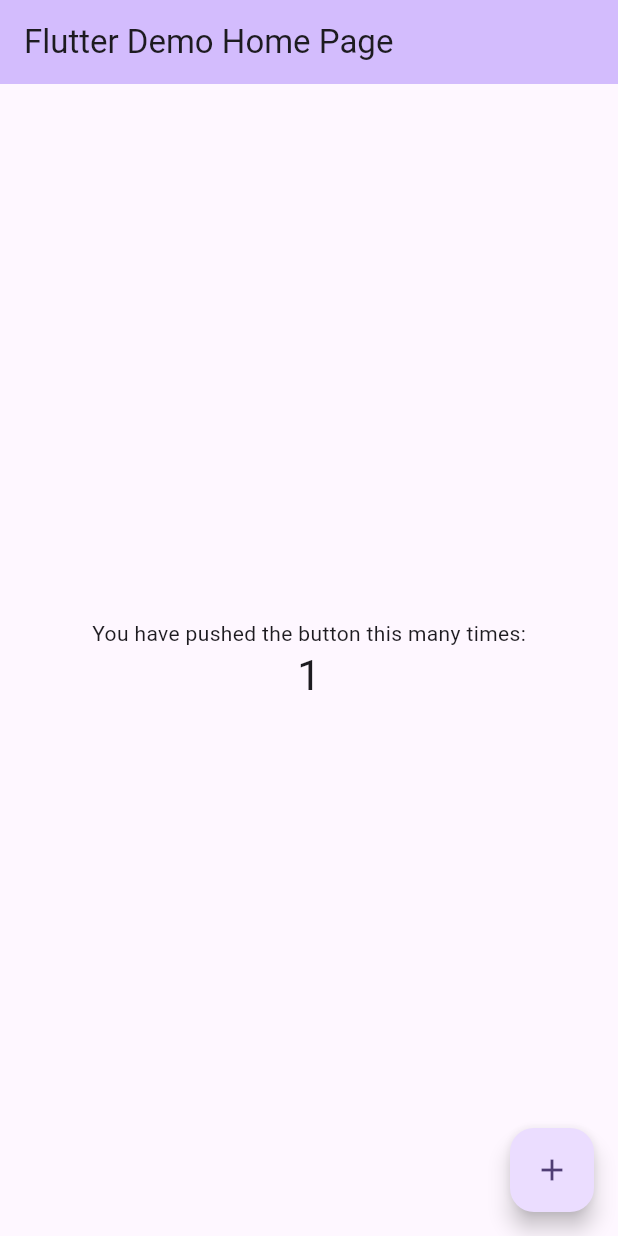
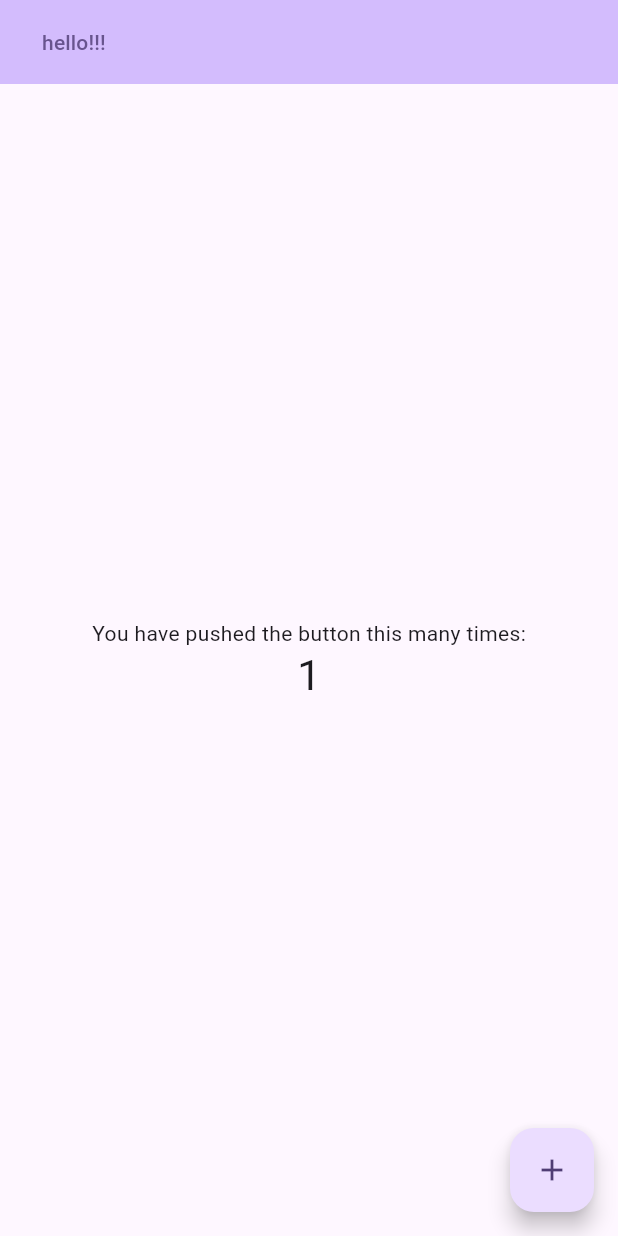
Before and after one commit to jostinakkara/todoApp, a Flutter app: the screen it shows after launch, after a tap on the "add" icon, on a phone screen of 412 x 824 dp. Run offline on Flutter 3.47's test engine with Material 2 defaults, Android fonts, the phone set to English and light mode, and no system bars; our stand-ins replace firebase_core, firebase_crashlytics, go_router; accounts and stored records are empty; generated files the repository leaves out were written again.

```diff
--- /dev/null
+++ b/lib/application/app/basic_app.dart
@@ -0,0 +1,90 @@
+import 'package:firebase_crashlytics/firebase_crashlytics.dart';
+import 'package:flutter/material.dart';
+import 'package:flutter_localizations/flutter_localizations.dart';
+
+class BasicApp extends StatelessWidget {
+  const BasicApp({super.key});
+
+  // This widget is the root of your application.
+  @override
+  Widget build(BuildContext context) {
+    return MaterialApp(
+      home: MyHomePage(),
+      title: 'Flutter Demo',
+
+      theme: ThemeData(
+
+        colorScheme: ColorScheme.fromSeed(seedColor: Colors.deepPurple),
+        useMaterial3: true,
+      ),
+      darkTheme:  ThemeData(
+
+        colorScheme: ColorScheme.fromSeed(seedColor: Colors.deepOrange),
+        useMaterial3: true,
+      ),
+      localizationsDelegates:  const [
+        GlobalMaterialLocalizations.delegate,
+        GlobalWidgetsLocalizations.delegate
+
+      ],
+      themeMode: ThemeMode.system,
+    );
+  }
+}
+
+class MyHomePage extends StatefulWidget {
+  const MyHomePage({super.key});
+
+
+
+
+  @override
+  State<MyHomePage> createState() => _MyHomePageState();
+}
+
+class _MyHomePageState extends State<MyHomePage> {
+  int _counter = 0;
+
+  void _incrementCounter() {
+    setState(() {
+FirebaseCrashlytics.instance.crash();
+      _counter++;
+    });
+  }
+
+  @override
+  Widget build(BuildContext context) {
+
+    return Scaffold(
+      appBar: AppBar(
+
+        backgroundColor: Theme.of(context).colorScheme.inversePrimary,
+
+        title: TextButton(onPressed: () {
+          FirebaseCrashlytics.instance.crash();
+        },child: const Text("hello!!!")),
+      ),
+      body: Center(
+
+        child: Column(
+
+          mainAxisAlignment: MainAxisAlignment.center,
+          children: <Widget>[
+            const Text(
+              'You have pushed the button this many times:',
+            ),
+            Text(
+              '$_counter',
+              style: Theme.of(context).textTheme.headlineMedium,
+            ),
+          ],
+        ),
+      ),
+      floatingActionButton: FloatingActionButton(
+        onPressed: _incrementCounter,
+        tooltip: 'Increment',
+        child: const Icon(Icons.add),
+      ), // This trailing comma makes auto-formatting nicer for build methods.
+    );
+  }
+}
--- a/lib/main.dart
+++ b/lib/main.dart
@@ -1,125 +1,21 @@
+import 'dart:ui';
+
+import 'package:firebase_core/firebase_core.dart';
+import 'package:firebase_crashlytics/firebase_crashlytics.dart';
 import 'package:flutter/material.dart';
+import 'package:todo_app_clean_arch/application/app/basic_app.dart';
+import 'package:todo_app_clean_arch/firebase_options.dart';
 
-void main() {
-  runApp(const MyApp());
+Future<void> main() async {
+  WidgetsFlutterBinding.ensureInitialized();
+    await Firebase.initializeApp(options: DefaultFirebaseOptions.currentPlatform,);
+    FlutterError.onError = (errorDetails) {
+      FirebaseCrashlytics.instance.recordFlutterFatalError(errorDetails);
+    };
+    // Pass all uncaught asynchronous errors that aren't handled by the Flutter framework to Crashlytics
+    PlatformDispatcher.instance.onError = (error, stack) {
+      FirebaseCrashlytics.instance.recordError(error, stack, fatal: true);
+      return true;
+    };
+  runApp(const BasicApp());
 }
-
-class MyApp extends StatelessWidget {
-  const MyApp({super.key});
-
-  // This widget is the root of your application.
-  @override
-  Widget build(BuildContext context) {
-    return MaterialApp(
-      title: 'Flutter Demo',
-      theme: ThemeData(
-        // This is the theme of your application.
-        //
-        // TRY THIS: Try running your application with "flutter run". You'll see
-        // the application has a blue toolbar. Then, without quitting the app,
-        // try changing the seedColor in the colorScheme below to Colors.green
-        // and then invoke "hot reload" (save your changes or press the "hot
-        // reload" button in a Flutter-supported IDE, or press "r" if you used
-        // the command line to start the app).
-        //
-        // Notice that the counter didn't reset back to zero; the application
-        // state is not lost during the reload. To reset the state, use hot
-        // restart instead.
-        //
-        // This works for code too, not just values: Most code changes can be
-        // tested with just a hot reload.
-        colorScheme: ColorScheme.fromSeed(seedColor: Colors.deepPurple),
-        useMaterial3: true,
-      ),
-      home: const MyHomePage(title: 'Flutter Demo Home Page'),
-    );
-  }
-}
-
-class MyHomePage extends StatefulWidget {
-  const MyHomePage({super.key, required this.title});
-
-  // This widget is the home page of your application. It is stateful, meaning
-  // that it has a State object (defined below) that contains fields that affect
-  // how it looks.
-
-  // This class is the configuration for the state. It holds the values (in this
-  // case the title) provided by the parent (in this case the App widget) and
-  // used by the build method of the State. Fields in a Widget subclass are
-  // always marked "final".
-
-  final String title;
-
-  @override
-  State<MyHomePage> createState() => _MyHomePageState();
-}
-
-class _MyHomePageState extends State<MyHomePage> {
-  int _counter = 0;
-
-  void _incrementCounter() {
-    setState(() {
-      // This call to setState tells the Flutter framework that something has
-      // changed in this State, which causes it to rerun the build method below
-      // so that the display can reflect the updated values. If we changed
-      // _counter without calling setState(), then the build method would not be
-      // called again, and so nothing would appear to happen.
-      _counter++;
-    });
-  }
-
-  @override
-  Widget build(BuildContext context) {
-    // This method is rerun every time setState is called, for instance as done
-    // by the _incrementCounter method above.
-    //
-    // The Flutter framework has been optimized to make rerunning build methods
-    // fast, so that you can just rebuild anything that needs updating rather
-    // than having to individually change instances of widgets.
-    return Scaffold(
-      appBar: AppBar(
-        // TRY THIS: Try changing the color here to a specific color (to
-        // Colors.amber, perhaps?) and trigger a hot reload to see the AppBar
-        // change color while the other colors stay the same.
-        backgroundColor: Theme.of(context).colorScheme.inversePrimary,
-        // Here we take the value from the MyHomePage object that was created by
-        // the App.build method, and use it to set our appbar title.
-        title: Text(widget.title),
-      ),
-      body: Center(
-        // Center is a layout widget. It takes a single child and positions it
-        // in the middle of the parent.
-        child: Column(
-          // Column is also a layout widget. It takes a list of children and
-          // arranges them vertically. By default, it sizes itself to fit its
-          // children horizontally, and tries to be as tall as its parent.
-          //
-          // Column has various properties to control how it sizes itself and
-          // how it positions its children. Here we use mainAxisAlignment to
-          // center the children vertically; the main axis here is the vertical
-          // axis because Columns are vertical (the cross axis would be
-          // horizontal).
-          //
-          // TRY THIS: Invoke "debug painting" (choose the "Toggle Debug Paint"
-          // action in the IDE, or press "p" in the console), to see the
-          // wireframe for each widget.
-          mainAxisAlignment: MainAxisAlignment.center,
-          children: <Widget>[
-            const Text(
-              'You have pushed the button this many times:',
-            ),
-            Text(
-              '$_counter',
-              style: Theme.of(context).textTheme.headlineMedium,
-            ),
-          ],
-        ),
-      ),
-      floatingActionButton: FloatingActionButton(
-        onPressed: _incrementCounter,
-        tooltip: 'Increment',
-        child: const Icon(Icons.add),
-      ), // This trailing comma makes auto-formatting nicer for build methods.
-    );
-  }
-}
```
Also changed, not shown: lib/application/core/ro_router_observer.dart (added, +39 -0 lines), lib/application/core/routers.dart (added, +23 -0 lines), pubspec.yaml (+6 -1 lines), pubspec.lock, 22 other files.
